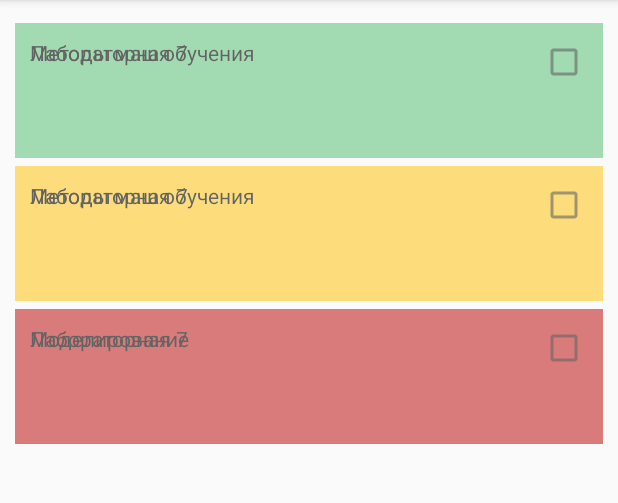
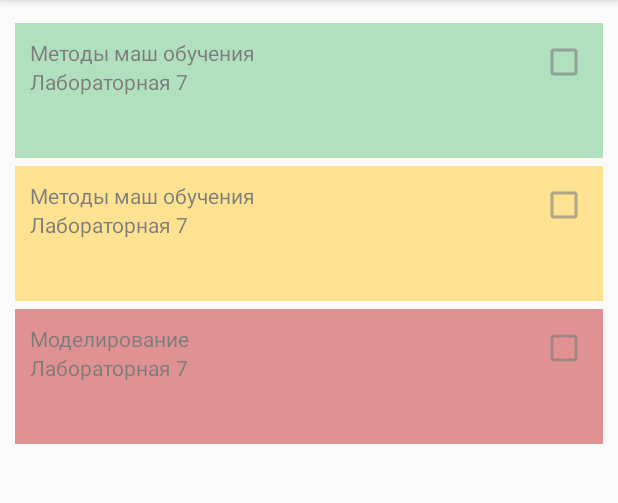
Before and after one commit to merkelAlbert/StudentAssistant, an Android app: the screen it shows after launch (MainActivity), on a phone screen of 412 x 824 dp, the part 84-587 px from its top. Run offline under Robolectric (Android 15) with nearby library versions, the phone set to English and light mode, and no system bars.

Commit message:
fixed constraints in styles for homework items

```diff
--- a/app/src/main/res/layout/activity_main.xml
+++ b/app/src/main/res/layout/activity_main.xml
@@ -31,7 +31,7 @@
 
         <TextView
             android:id="@+id/textView"
-            style="@style/ItemTextStyle"
+            style="@style/ItemSubjectStyle"
             android:text="Методы маш обучения" />
 
         <TextView
@@ -58,7 +58,7 @@
 
         <TextView
             android:id="@+id/textView3"
-            style="@style/ItemTextStyle"
+            style="@style/ItemSubjectStyle"
             android:text="Методы маш обучения" />
 
         <TextView
@@ -85,7 +85,7 @@
 
         <TextView
             android:id="@+id/textView5"
-            style="@style/ItemTextStyle"
+            style="@style/ItemSubjectStyle"
             android:text="Моделирование" />
 
         <TextView
--- a/app/src/main/res/values/item_styles.xml
+++ b/app/src/main/res/values/item_styles.xml
@@ -4,7 +4,7 @@
     <style name="ItemContainerStyle">
         <item name="android:layout_width">match_parent</item>
         <item name="android:layout_height">90dp</item>
-        <item name="android:alpha">0.6</item>
+        <item name="android:alpha">0.5</item>
         <item name="android:orientation">vertical</item>
         <item name="android:padding">10dp</item>
         <item name="android:visibility">visible</item>
@@ -16,9 +16,12 @@
     <style name="ItemTextStyle">
         <item name="android:layout_width">wrap_content</item>
         <item name="android:layout_height">wrap_content</item>
-        <item name="layout_constraintStart_toStartOf">parent</item>
-        <item name="layout_constraintTop_toTopOf">parent</item>
         <item name="android:textColor">@color/blackText</item>
     </style>
 
+    <style name="ItemSubjectStyle" parent="ItemTextStyle">
+        <item name="layout_constraintStart_toStartOf">parent</item>
+        <item name="layout_constraintTop_toTopOf">parent</item>
+    </style>
+
 </resources>
```
